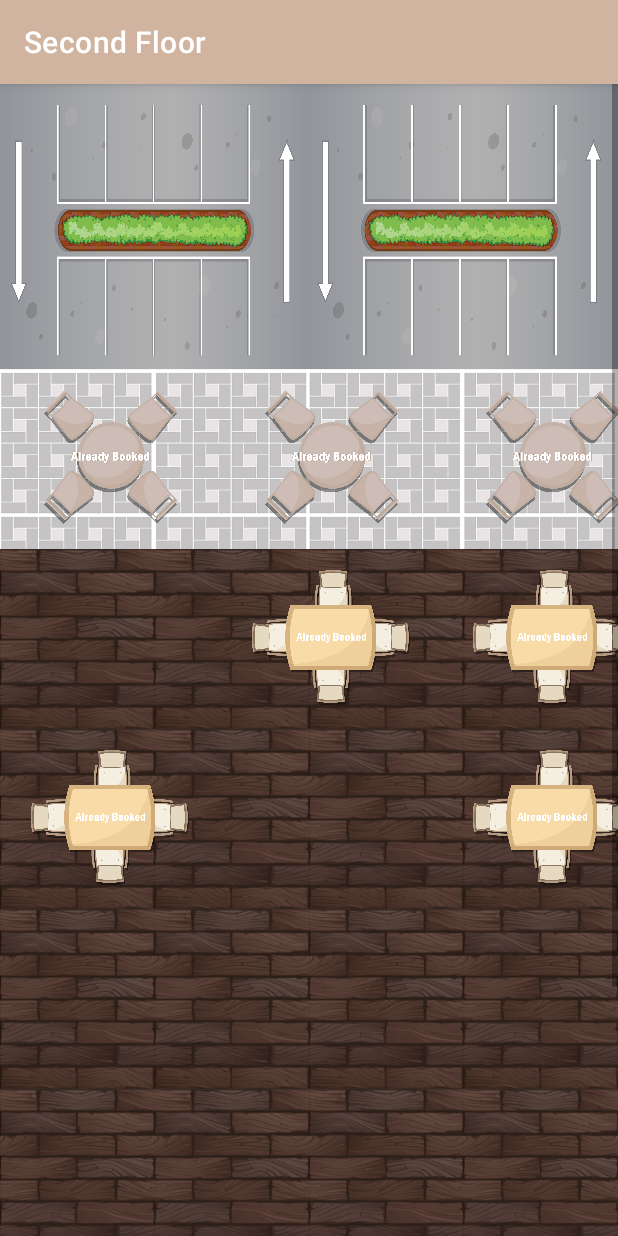
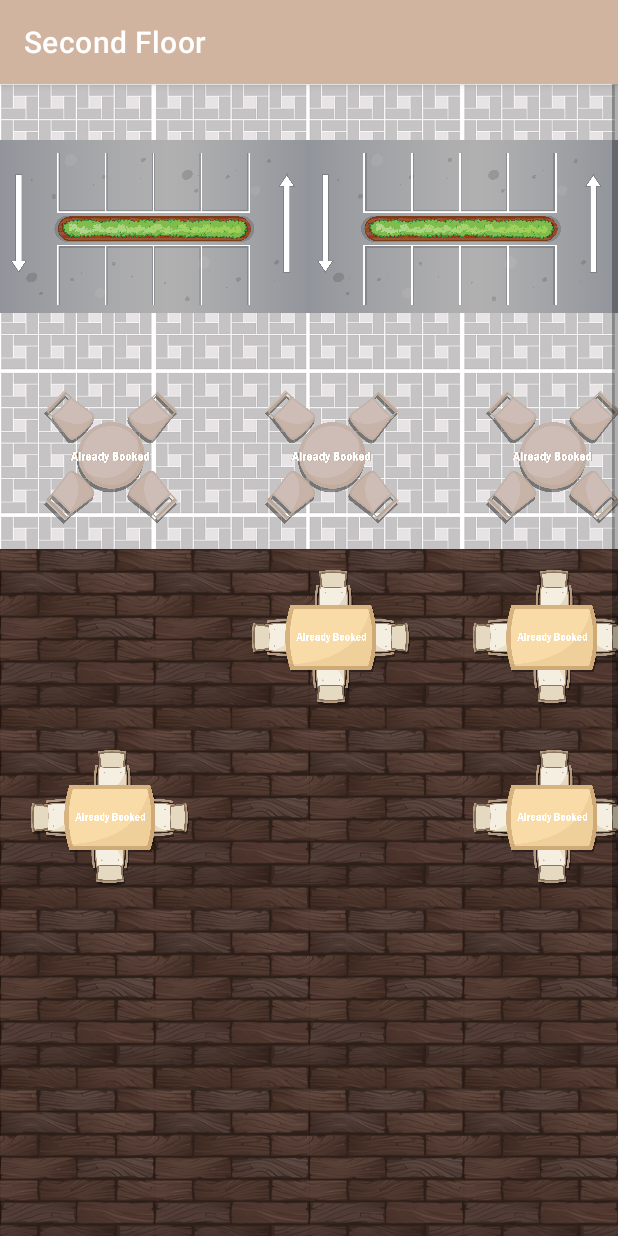
Before and after one commit to Quick-AP/QuickAP, an Android app: the screen it shows after launch (SecondFloor), after a tap on "MAP", on a phone screen of 412 x 824 dp. Run offline under Robolectric (Android 15) with nearby library versions, the phone set to English and light mode, and no system bars; our stand-ins replace navigation-ui; 2 statements that could not run were skipped.

Commit message:
Floor 2 Debug

```diff
--- a/app/src/main/res/layout/floor_second.xml
+++ b/app/src/main/res/layout/floor_second.xml
@@ -13,7 +13,7 @@
             android:layout_width="601dp"
             android:layout_height="190dp"
             android:contentDescription="@string/empty_part"
-            android:background="@drawable/street_1" />
+            app:srcCompat="@drawable/street_1" />
 
         <TableRow
             android:layout_width="610dp"
@@ -128,6 +128,6 @@
             android:layout_width="601dp"
             android:layout_height="190dp"
             android:contentDescription="@string/empty_part"
-            android:background="@drawable/street_1" />
+            app:srcCompat="@drawable/street_1" />
     </TableLayout>
 </ScrollView>
```
